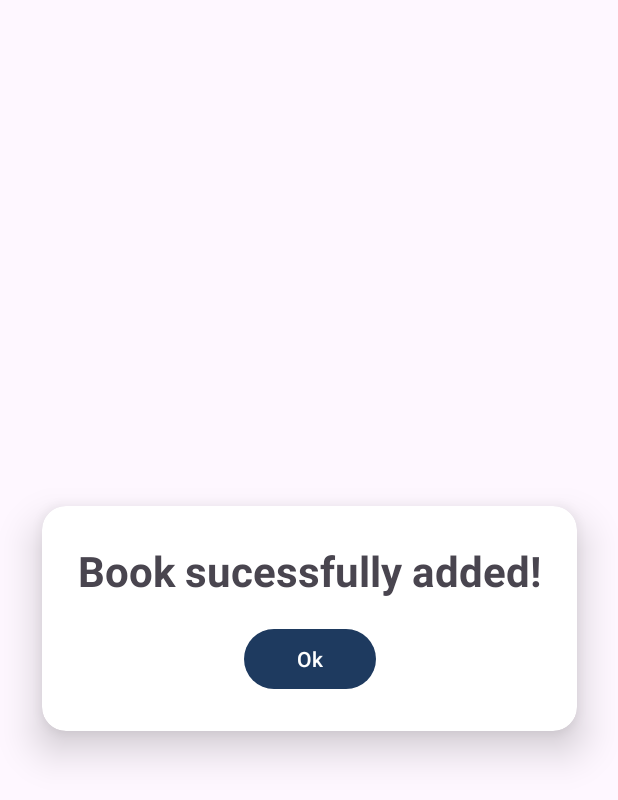
After one commit to gsoaresslv/Shelfshare-app, an Android app: the SucessActivity screen opened directly, with no data from a screen before it, on a phone screen of 412 x 824 dp. The commit adds this screen. Shown: the top 800 px of the screen. Run offline under Robolectric (Android 15) with nearby library versions, the phone set to English and light mode, and no system bars.

Commit message:
falta muita coisa

```diff
--- /dev/null
+++ b/app/src/main/java/silva/guilherme/shelfshare/activities/SucessActivity.java
@@ -0,0 +1,34 @@
+package silva.guilherme.shelfshare.activities;
+
+import android.content.Intent;
+import android.os.Bundle;
+import android.widget.Button;
+
+import androidx.activity.EdgeToEdge;
+import androidx.appcompat.app.AppCompatActivity;
+import androidx.core.graphics.Insets;
+import androidx.core.view.ViewCompat;
+import androidx.core.view.WindowInsetsCompat;
+
+import silva.guilherme.shelfshare.R;
+
+public class SucessActivity extends AppCompatActivity {
+
+    @Override
+    protected void onCreate(Bundle savedInstanceState) {
+        super.onCreate(savedInstanceState);
+        EdgeToEdge.enable(this);
+        setContentView(R.layout.activity_sucess);
+        ViewCompat.setOnApplyWindowInsetsListener(findViewById(R.id.main), (v, insets) -> {
+            Insets systemBars = insets.getInsets(WindowInsetsCompat.Type.systemBars());
+            v.setPadding(systemBars.left, systemBars.top, systemBars.right, systemBars.bottom);
+            return insets;
+        });
+        Button btn_sucess = findViewById(R.id.btn_sucess);
+        btn_sucess.setOnClickListener(v -> {
+            Intent intent = new Intent(this, MainActivity.class);
+            startActivity(intent);
+            finish();
+        });
+    }
+}
--- /dev/null
+++ b/app/src/main/res/layout/activity_sucess.xml
@@ -0,0 +1,60 @@
+<?xml version="1.0" encoding="utf-8"?>
+<androidx.constraintlayout.widget.ConstraintLayout xmlns:android="http://schemas.android.com/apk/res/android"
+    xmlns:app="http://schemas.android.com/apk/res-auto"
+    xmlns:tools="http://schemas.android.com/tools"
+    android:id="@+id/main"
+    android:layout_width="match_parent"
+    android:layout_height="match_parent"
+    tools:context=".activities.SucessActivity">
+
+    <androidx.cardview.widget.CardView
+        android:layout_width="wrap_content"
+        android:layout_height="wrap_content"
+        android:layout_marginStart="8dp"
+        android:layout_marginTop="8dp"
+        android:layout_marginEnd="8dp"
+        android:layout_marginBottom="8dp"
+        app:cardCornerRadius="16dp"
+        app:cardElevation="16dp"
+        app:contentPadding="16dp"
+        app:layout_constraintBottom_toBottomOf="parent"
+        app:layout_constraintEnd_toEndOf="parent"
+        app:layout_constraintStart_toStartOf="parent"
+        app:layout_constraintTop_toTopOf="parent">
+
+        <androidx.constraintlayout.widget.ConstraintLayout
+            android:layout_width="match_parent"
+            android:layout_height="match_parent">
+
+            <TextView
+                android:id="@+id/tv_sucess_header"
+                android:layout_width="wrap_content"
+                android:layout_height="wrap_content"
+                android:layout_marginStart="8dp"
+                android:layout_marginTop="8dp"
+                android:layout_marginEnd="8dp"
+                android:layout_marginBottom="8dp"
+                android:text="Book sucessfully added!"
+                android:textSize="28sp"
+                android:textStyle="bold"
+                app:layout_constraintBottom_toTopOf="@+id/btn_sucess"
+                app:layout_constraintEnd_toEndOf="parent"
+                app:layout_constraintStart_toStartOf="parent"
+                app:layout_constraintTop_toTopOf="parent" />
+
+            <Button
+                android:id="@+id/btn_sucess"
+                android:layout_width="wrap_content"
+                android:layout_height="wrap_content"
+                android:layout_marginStart="8dp"
+                android:layout_marginTop="8dp"
+                android:layout_marginEnd="8dp"
+                android:layout_marginBottom="8dp"
+                android:text="Ok"
+                app:layout_constraintBottom_toBottomOf="parent"
+                app:layout_constraintEnd_toEndOf="parent"
+                app:layout_constraintStart_toStartOf="parent"
+                app:layout_constraintTop_toBottomOf="@+id/tv_sucess_header" />
+        </androidx.constraintlayout.widget.ConstraintLayout>
+    </androidx.cardview.widget.CardView>
+</androidx.constraintlayout.widget.ConstraintLayout>
```
Also changed, not shown: app/src/main/AndroidManifest.xml (+10 -2 lines), app/src/main/res/layout/fragment_profile.xml (+83 -7 lines).
